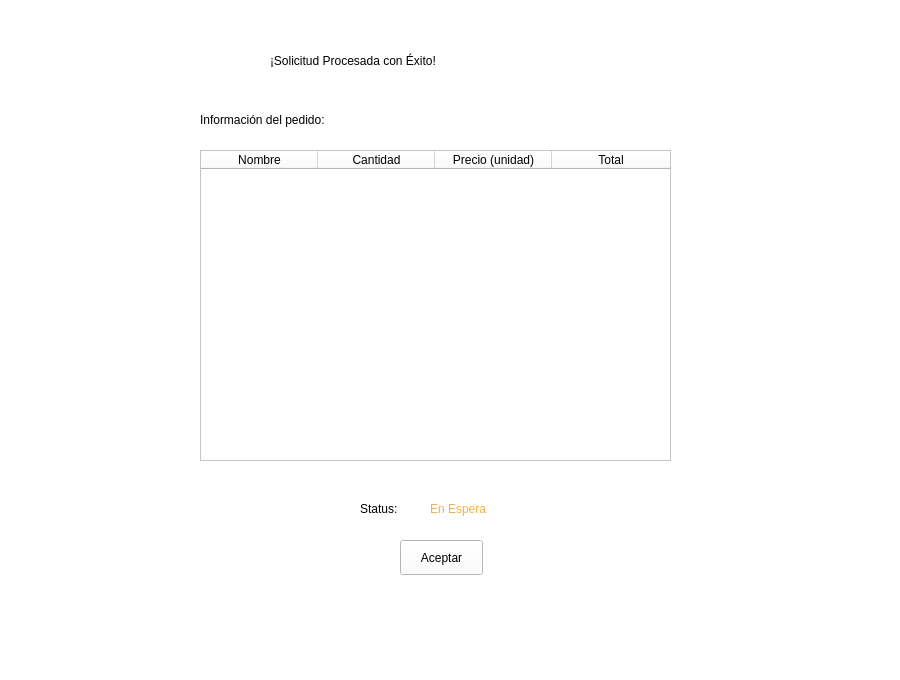
First picture: the form in pantalla_principal.ui, repository barreto-exe/Delivender, before the edit.
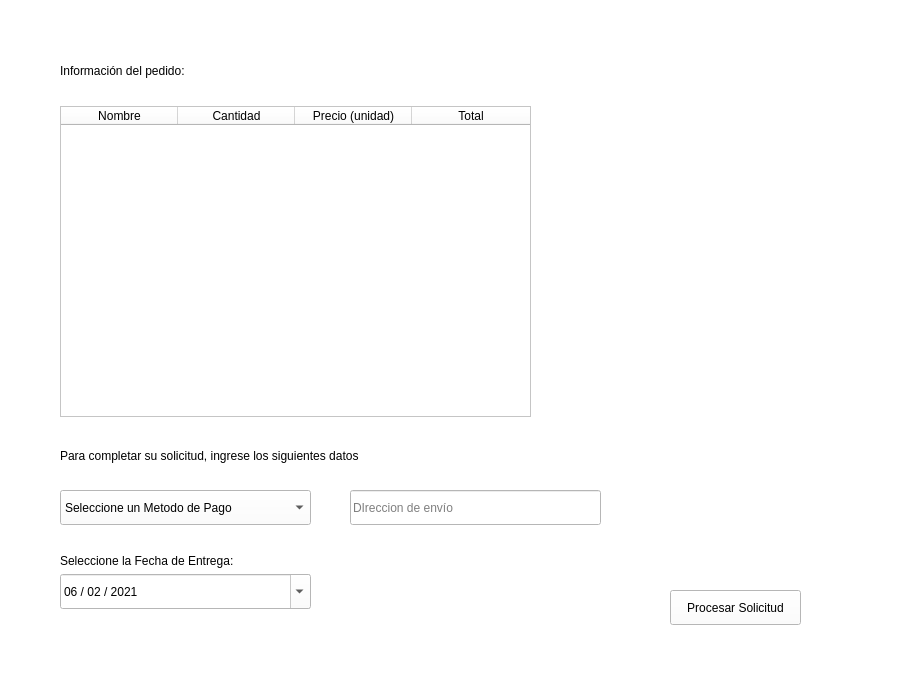
Second picture: the form after the edit. Icons and pictures are not drawn.

Commit message:
Creacion del front para proveedor y otras cositas
-Añadido la seleccion del metodo de pago
-Añadida la fecha de entrega
-Añadida la direccion de la entrega
-no m acuerdo q mas son las 2:40am bye

```diff
--- a/pantalla_principal.ui
+++ b/pantalla_principal.ui
@@ -214,8 +214,8 @@
     <widget class="QTableWidget" name="reciboTable">
      <property name="geometry">
       <rect>
-       <x>200</x>
-       <y>150</y>
+       <x>60</x>
+       <y>106</y>
        <width>471</width>
        <height>311</height>
       </rect>
@@ -256,30 +256,13 @@
       </property>
      </column>
     </widget>
-    <widget class="QLabel" name="label_2">
-     <property name="geometry">
-      <rect>
-       <x>270</x>
-       <y>40</y>
-       <width>331</width>
-       <height>41</height>
-      </rect>
-     </property>
-     <property name="styleSheet">
-      <string notr="true">font: 75 16pt &quot;Sans&quot;;
-color: rgb(0, 0, 0);</string>
-     </property>
-     <property name="text">
-      <string>¡Solicitud Procesada con Éxito!</string>
-     </property>
-    </widget>
     <widget class="QLabel" name="label_3">
      <property name="geometry">
       <rect>
-       <x>200</x>
-       <y>110</y>
-       <width>211</width>
-       <height>20</height>
+       <x>60</x>
+       <y>55</y>
+       <width>251</width>
+       <height>31</height>
       </rect>
      </property>
      <property name="styleSheet">
@@ -290,13 +273,100 @@
       <string>Información del pedido:</string>
      </property>
     </widget>
+    <widget class="QPushButton" name="btnProcesarSolic">
+     <property name="geometry">
+      <rect>
+       <x>670</x>
+       <y>590</y>
+       <width>131</width>
+       <height>35</height>
+      </rect>
+     </property>
+     <property name="text">
+      <string>Procesar Solicitud</string>
+     </property>
+    </widget>
+    <widget class="QComboBox" name="comboBoxPago">
+     <property name="geometry">
+      <rect>
+       <x>60</x>
+       <y>490</y>
+       <width>251</width>
+       <height>35</height>
+      </rect>
+     </property>
+     <item>
+      <property name="text">
+       <string>Seleccione un Metodo de Pago</string>
+      </property>
+     </item>
+    </widget>
+    <widget class="QDateEdit" name="fechaEntrega">
+     <property name="geometry">
+      <rect>
+       <x>60</x>
+       <y>574</y>
+       <width>251</width>
+       <height>35</height>
+      </rect>
+     </property>
+     <property name="maximumDate">
+      <date>
+       <year>2030</year>
+       <month>12</month>
+       <day>31</day>
+      </date>
+     </property>
+     <property name="minimumDate">
+      <date>
+       <year>2021</year>
+       <month>2</month>
+       <day>6</day>
+      </date>
+     </property>
+     <property name="displayFormat">
+      <string>dd / MM / yyyy</string>
+     </property>
+     <property name="calendarPopup">
+      <bool>true</bool>
+     </property>
+    </widget>
+    <widget class="QLabel" name="label_2">
+     <property name="geometry">
+      <rect>
+       <x>60</x>
+       <y>550</y>
+       <width>231</width>
+       <height>21</height>
+      </rect>
+     </property>
+     <property name="styleSheet">
+      <string notr="true">font: 75 11pt &quot;Quicksand Medium&quot;;</string>
+     </property>
+     <property name="text">
+      <string>Seleccione la Fecha de Entrega:</string>
+     </property>
+    </widget>
+    <widget class="QLineEdit" name="direccion">
+     <property name="geometry">
+      <rect>
+       <x>350</x>
+       <y>490</y>
+       <width>251</width>
+       <height>35</height>
+      </rect>
+     </property>
+     <property name="placeholderText">
+      <string>DIreccion de envío</string>
+     </property>
+    </widget>
     <widget class="QLabel" name="label_4">
      <property name="geometry">
       <rect>
-       <x>360</x>
-       <y>500</y>
-       <width>64</width>
-       <height>17</height>
+       <x>60</x>
+       <y>440</y>
+       <width>471</width>
+       <height>31</height>
       </rect>
      </property>
      <property name="styleSheet">
@@ -304,37 +374,7 @@
 color: rgb(0, 0, 0);</string>
      </property>
      <property name="text">
-      <string>Status:</string>
-     </property>
-    </widget>
-    <widget class="QLabel" name="label_5">
-     <property name="geometry">
-      <rect>
-       <x>430</x>
-       <y>500</y>
-       <width>91</width>
-       <height>17</height>
-      </rect>
-     </property>
-     <property name="styleSheet">
-      <string notr="true">font: 75 14pt &quot;Quicksand&quot;;
-color: rgb(252, 175, 62)</string>
-     </property>
-     <property name="text">
-      <string>En Espera</string>
-     </property>
-    </widget>
-    <widget class="QPushButton" name="pushButton">
-     <property name="geometry">
-      <rect>
-       <x>400</x>
-       <y>540</y>
-       <width>83</width>
-       <height>35</height>
-      </rect>
-     </property>
-     <property name="text">
-      <string>Aceptar</string>
+      <string>Para completar su solicitud, ingrese los siguientes datos</string>
      </property>
     </widget>
    </widget>
```
Left out of the diff: 4 changed lines with no effect on the pictures. The commit also changes 6 other files.
